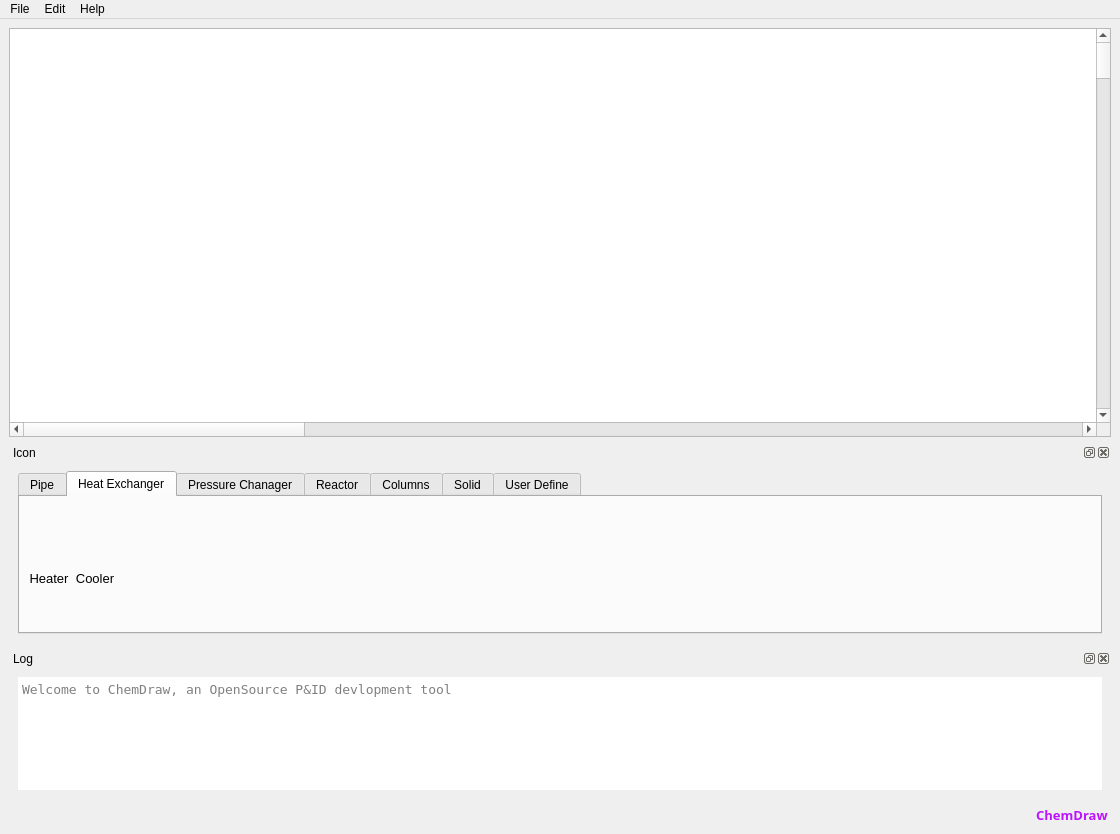
This is PFDui.ui in lifeixianshen/ChemDraw as Qt 5 draws it before an edit. The edited form follows.
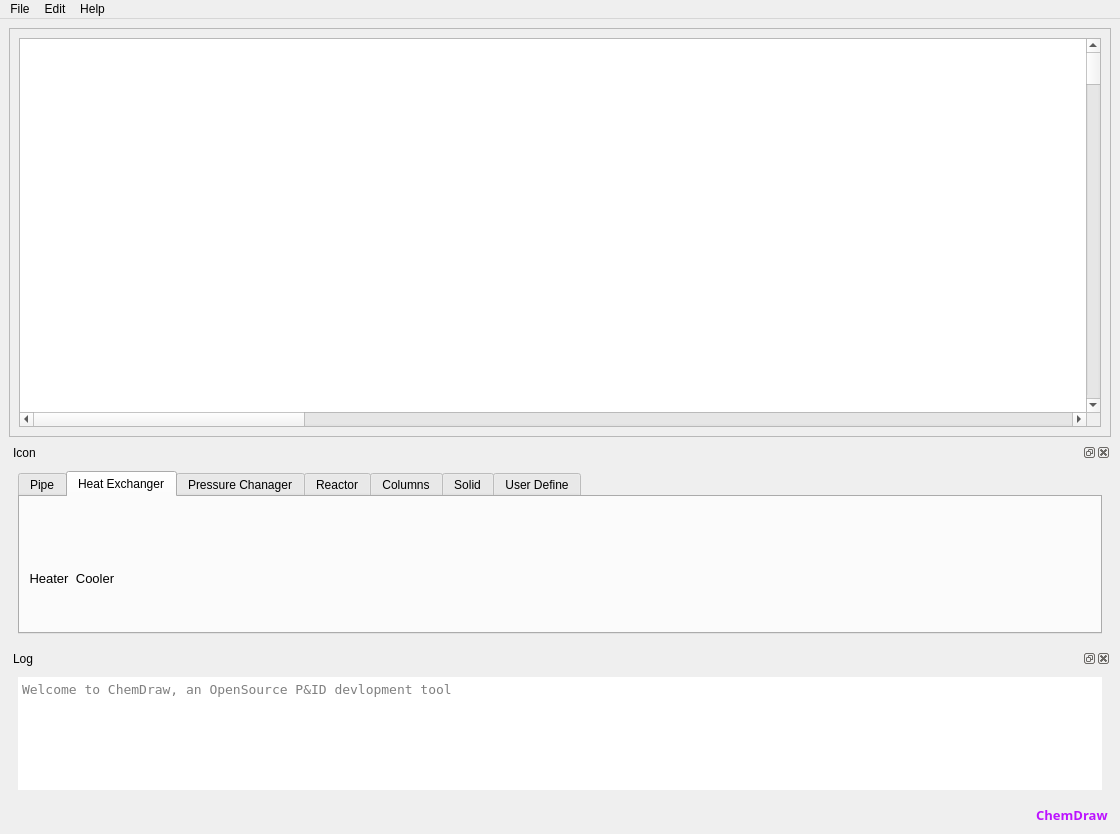
This is the edited form. Icons and pictures are not drawn.

```diff
--- a/PFDui.ui
+++ b/PFDui.ui
@@ -36,7 +36,22 @@
      <verstretch>0</verstretch>
     </sizepolicy>
    </property>
-   <layout class="QVBoxLayout" name="verticalLayout">
+   <layout class="QGridLayout" name="gridLayout_4">
+    <item row="0" column="0">
+     <widget class="QFrame" name="frame">
+      <property name="mouseTracking">
+       <bool>true</bool>
+      </property>
+      <property name="tabletTracking">
+       <bool>true</bool>
+      </property>
+      <property name="frameShape">
+       <enum>QFrame::StyledPanel</enum>
+      </property>
+      <property name="frameShadow">
+       <enum>QFrame::Raised</enum>
+      </property>
+      <layout class="QHBoxLayout" name="horizontalLayout_2">
     <item>
      <widget class="QGraphicsView" name="pfdenv">
       <property name="sizePolicy">
@@ -117,7 +132,10 @@
       </property>
      </widget>
     </item>
-    <item>
+      </layout>
+     </widget>
+    </item>
+    <item row="1" column="0">
      <widget class="QDockWidget" name="Icon_window">
       <property name="sizePolicy">
        <sizepolicy hsizetype="Preferred" vsizetype="Preferred">
@@ -303,7 +321,7 @@
       </widget>
      </widget>
     </item>
-    <item>
+    <item row="2" column="0">
      <widget class="QDockWidget" name="log_window">
       <property name="sizePolicy">
        <sizepolicy hsizetype="Preferred" vsizetype="Preferred">
@@ -357,12 +375,12 @@
       </widget>
      </widget>
     </item>
-    <item>
+    <item row="3" column="0">
      <layout class="QHBoxLayout" name="horizontalLayout">
       <item>
        <widget class="QLabel" name="status_lable">
         <property name="text">
-         <string>          </string>
+         <string/>
         </property>
        </widget>
       </item>
@@ -382,7 +400,7 @@
       <item>
        <widget class="QLabel" name="status_label_2">
         <property name="text">
-         <string>                 </string>
+         <string/>
         </property>
        </widget>
       </item>
```
Lines whose indentation alone changed are shown as unchanged.
